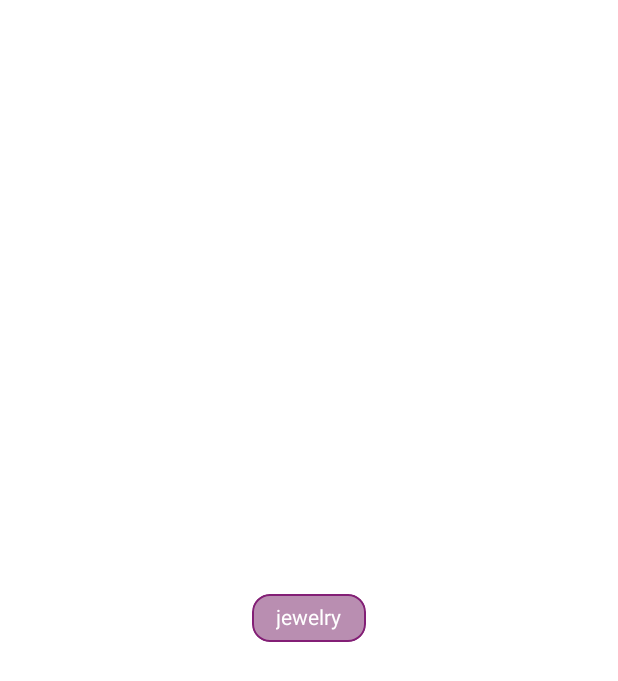
After one commit to MelnikovAleksandr/ShopApp, an Android app: the layout epoxy_model_product_filter.xml on its own in the app's theme, with its tools: preview values and no code run, on a phone screen of 412 x 824 dp. The commit adds this screen. Shown: the top 681 px of the screen. Run offline under Robolectric (Android 15) with nearby library versions, the phone set to English and light mode, and no system bars.

Commit message:
filters to recycler

```diff
--- a/app/src/main/java/ru/asmelnikov/android/shopapp/ProductRepository.kt
+++ b/app/src/main/java/ru/asmelnikov/android/shopapp/hilt/ProductRepository.kt
@@ -1,6 +1,5 @@
-package ru.asmelnikov.android.shopapp
+package ru.asmelnikov.android.shopapp.hilt
 
-import ru.asmelnikov.android.shopapp.hilt.ProductService
 import ru.asmelnikov.android.shopapp.models.domain.Product
 import ru.asmelnikov.android.shopapp.models.mapper.ProductMapper
 import javax.inject.Inject
--- /dev/null
+++ b/app/src/main/java/ru/asmelnikov/android/shopapp/models/domain/Filter.kt
@@ -0,0 +1,6 @@
+package ru.asmelnikov.android.shopapp.models.domain
+
+data class Filter(
+    val value: String = "",
+    val displayText: String = ""
+)
--- a/app/src/main/java/ru/asmelnikov/android/shopapp/UiProductEpoxyModel.kt
+++ b/app/src/main/java/ru/asmelnikov/android/shopapp/presentation/list/UiProductEpoxyModel.kt
@@ -1,12 +1,12 @@
-package ru.asmelnikov.android.shopapp
+package ru.asmelnikov.android.shopapp.presentation.list
 
 import androidx.core.view.isGone
 import androidx.core.view.isInvisible
 import androidx.core.view.isVisible
 import coil.load
+import ru.asmelnikov.android.shopapp.R
 import ru.asmelnikov.android.shopapp.databinding.EpoxyModelItemBinding
 import ru.asmelnikov.android.shopapp.epoxy.ViewBindingKotlinModel
-import ru.asmelnikov.android.shopapp.models.domain.Product
 import ru.asmelnikov.android.shopapp.models.ui.UiProduct
 import java.text.NumberFormat
 
--- a/app/src/main/java/ru/asmelnikov/android/shopapp/ProfileFragment.kt
+++ b/app/src/main/java/ru/asmelnikov/android/shopapp/presentation/profile/ProfileFragment.kt
@@ -1,11 +1,10 @@
-package ru.asmelnikov.android.shopapp
+package ru.asmelnikov.android.shopapp.presentation.profile
 
 import android.os.Bundle
 import android.view.LayoutInflater
 import android.view.View
 import android.view.ViewGroup
 import androidx.fragment.app.Fragment
-import androidx.fragment.app.viewModels
 import ru.asmelnikov.android.shopapp.databinding.FragmentProfileBinding
 
 class ProfileFragment : Fragment() {
--- a/app/src/main/res/layout/epoxy_model_item.xml
+++ b/app/src/main/res/layout/epoxy_model_item.xml
@@ -150,8 +150,8 @@
 
     <androidx.appcompat.widget.AppCompatTextView
         android:id="@+id/product_description_text_view"
-        android:layout_width="4dp"
-        android:layout_height="8dp"
+        android:layout_width="0dp"
+        android:layout_height="wrap_content"
         android:layout_marginHorizontal="12dp"
         android:layout_marginTop="8dp"
         android:textColor="@color/purple_700"
@@ -162,7 +162,7 @@
         app:layout_constraintStart_toStartOf="@+id/card_view"
         app:layout_constraintTop_toBottomOf="@+id/card_view"
         tools:text="Your perfect pack for everyday use and walks in the forest. Stash your laptop (up to 15 inches) in the padded sleeve, your everyday"
-        tools:visibility="gone" />
+        tools:visibility="visible" />
 
     <com.facebook.shimmer.ShimmerFrameLayout
         android:id="@+id/shimmer_layout"
--- /dev/null
+++ b/app/src/main/res/layout/epoxy_model_product_filter.xml
@@ -0,0 +1,26 @@
+<?xml version="1.0" encoding="utf-8"?>
+<com.google.android.material.card.MaterialCardView xmlns:android="http://schemas.android.com/apk/res/android"
+    xmlns:app="http://schemas.android.com/apk/res-auto"
+    xmlns:tools="http://schemas.android.com/tools"
+    android:layout_width="wrap_content"
+    android:layout_height="wrap_content"
+    android:layout_gravity="center"
+    app:cardBackgroundColor="@color/purple_200"
+    app:cardCornerRadius="@dimen/corner_radius"
+    app:cardElevation="0dp"
+    app:strokeColor="@color/purple_500"
+    app:strokeWidth="1dp">
+
+    <TextView
+        android:id="@+id/filter_name_text_view"
+        android:layout_width="wrap_content"
+        android:layout_height="wrap_content"
+
+        android:includeFontPadding="false"
+        android:paddingHorizontal="16dp"
+        android:paddingVertical="8dp"
+        android:textColor="@color/white"
+        android:textSize="14sp"
+        tools:text="jewelry" />
+
+</com.google.android.material.card.MaterialCardView>
--- a/app/src/main/res/navigation/nav_graph.xml
+++ b/app/src/main/res/navigation/nav_graph.xml
@@ -7,12 +7,12 @@
 
     <fragment
         android:id="@+id/productListFragment"
-        android:name="ru.asmelnikov.android.shopapp.ProductListFragment"
+        android:name="ru.asmelnikov.android.shopapp.presentation.list.ProductListFragment"
         android:label="All Products"
         tools:layout="@layout/fragment_product_list" />
     <fragment
         android:id="@+id/profileFragment"
-        android:name="ru.asmelnikov.android.shopapp.ProfileFragment"
+        android:name="ru.asmelnikov.android.shopapp.presentation.profile.ProfileFragment"
         android:label="Profile"
         tools:layout="@layout/fragment_profile" />
 
```
Also changed, not shown: app/src/main/java/ru/asmelnikov/android/shopapp/UiProductEpoxyController.kt (deleted, +0 -61 lines), app/src/main/java/ru/asmelnikov/android/shopapp/models/mapper/ProductMapper.kt (+10 -1 lines), app/src/main/java/ru/asmelnikov/android/shopapp/models/ui/UiFilter.kt (added, +8 -0 lines), app/src/main/java/ru/asmelnikov/android/shopapp/presentation/list/FilterGenerator.kt (added, +16 -0 lines), app/src/main/java/ru/asmelnikov/android/shopapp/presentation/list/ProductListFragment.kt (renamed from app/src/main/java/ru/asmelnikov/android/shopapp/ProductListFragment.kt, +29 -5 lines), app/src/main/java/ru/asmelnikov/android/shopapp/presentation/list/ProductListViewModel.kt (renamed from app/src/main/java/ru/asmelnikov/android/shopapp/ProductListViewModel.kt, +11 -3 lines), app/src/main/java/ru/asmelnikov/android/shopapp/presentation/list/ProductsListFragmentUiState.kt (added, +13 -0 lines), app/src/main/java/ru/asmelnikov/android/shopapp/presentation/list/UiProductEpoxyController.kt (added, +96 -0 lines), app/src/main/java/ru/asmelnikov/android/shopapp/presentation/list/UiProductFilterEpoxyModel.kt (added, +27 -0 lines), app/src/main/java/ru/asmelnikov/android/shopapp/redux/ApplicationState.kt (+9 -2 lines).
